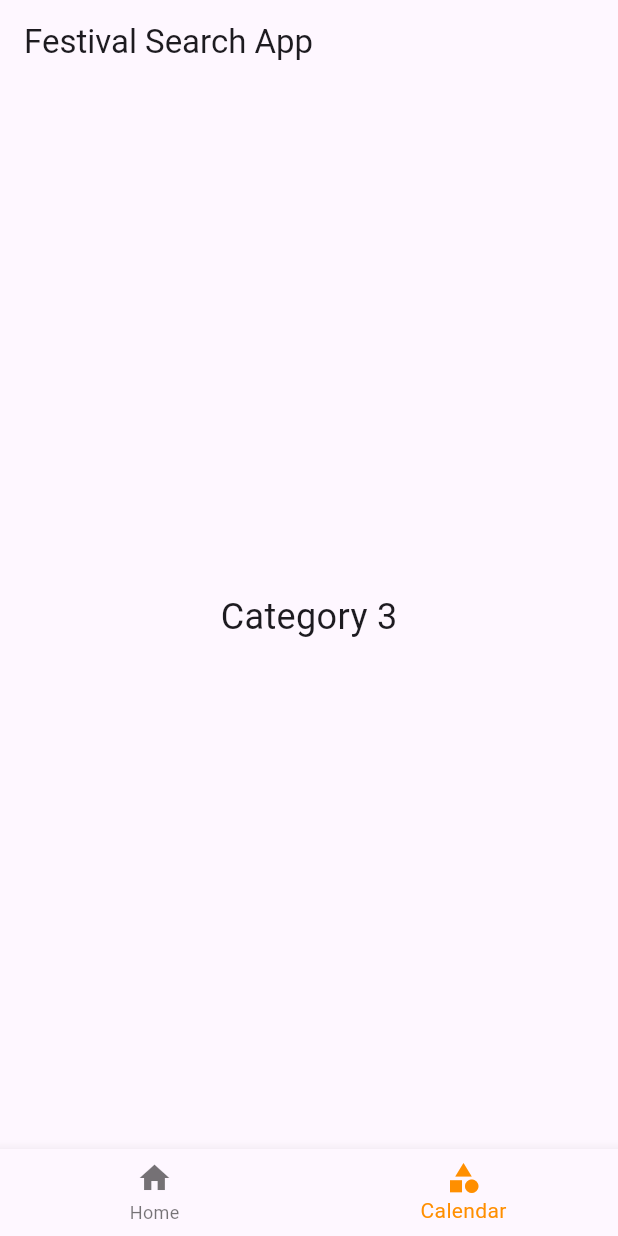
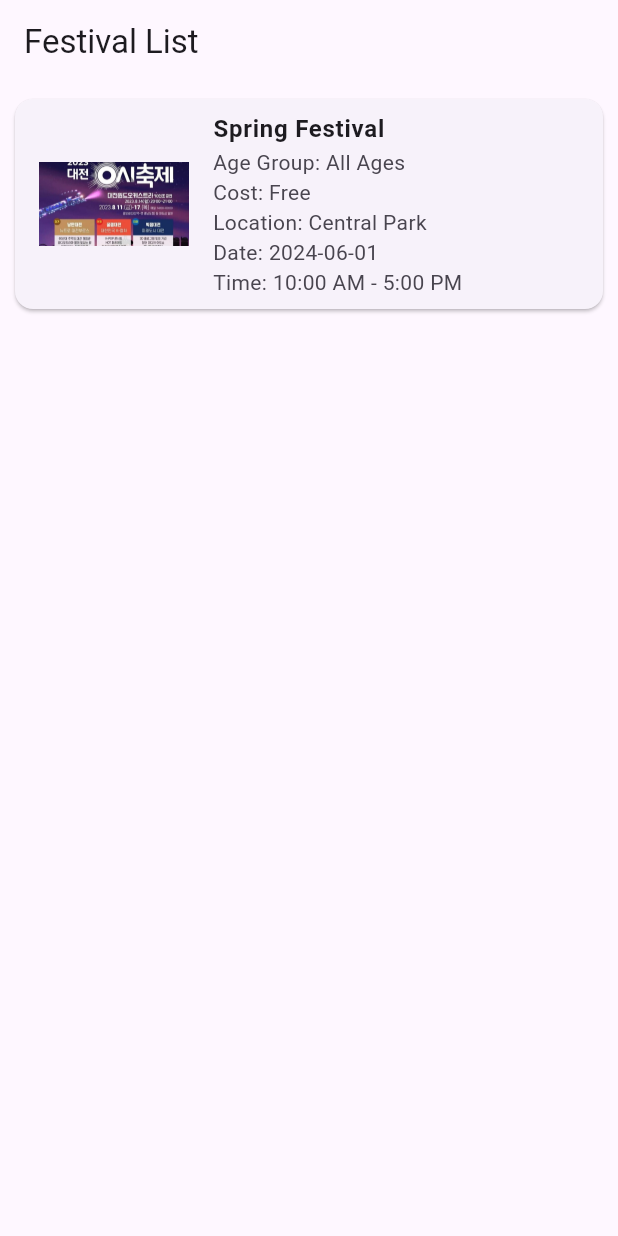
Before and after one commit to sangpil0104/Notice_Festival_App, a Flutter app: the screen it shows after launch, on a phone screen of 412 x 824 dp. Run offline on Flutter 3.47's test engine with Material 3 defaults, Android fonts, the phone set to English and light mode, and no system bars.

Commit message:
festivalList

```diff
--- /dev/null
+++ b/lib/FestivalListPage.dart
@@ -0,0 +1,78 @@
+import 'package:flutter/material.dart';
+
+class Festival {
+  final String title;
+  final String ageGroup;
+  final String cost;
+  final String location;
+  final String date;
+  final String time;
+  final String imagePath;
+
+  Festival({
+    required this.title,
+    required this.ageGroup,
+    required this.cost,
+    required this.location,
+    required this.date,
+    required this.time,
+    required this.imagePath,
+  });
+}
+
+class FestivalListPage extends StatelessWidget {
+  final List<Festival> festivals = [
+    Festival(
+      title: 'Spring Festival',
+      ageGroup: 'All Ages',
+      cost: 'Free',
+      location: 'Central Park',
+      date: '2024-06-01',
+      time: '10:00 AM - 5:00 PM',
+      imagePath: 'assets/대전 0시 축제.jpg',
+    ),
+    // 추가적인 축제 정보를 여기에 추가하세요.
+  ];
+
+  FestivalListPage({super.key});
+
+  @override
+  Widget build(BuildContext context) {
+    return Scaffold(
+      appBar: AppBar(
+        title: const Text('Festival List'),
+      ),
+      body: ListView.builder(
+        itemCount: festivals.length,
+        itemBuilder: (context, index) {
+          final festival = festivals[index];
+          return Card(
+            margin: const EdgeInsets.all(10),
+            child: ListTile(
+              leading: Image.asset(
+                festival.imagePath,
+                width: 100,
+                height: 100,
+                fit: BoxFit.cover,
+              ),
+              title: Text(festival.title, style: const TextStyle(fontWeight: FontWeight.bold)),
+              subtitle: Column(
+                crossAxisAlignment: CrossAxisAlignment.start,
+                children: [
+                  Text('Age Group: ${festival.ageGroup}'),
+                  Text('Cost: ${festival.cost}'),
+                  Text('Location: ${festival.location}'),
+                  Text('Date: ${festival.date}'),
+                  Text('Time: ${festival.time}'),
+                ],
+              ),
+              onTap: () {
+                // 축제 상세 페이지로 이동
+              },
+            ),
+          );
+        },
+      ),
+    );
+  }
+}
--- a/lib/MainPage.dart
+++ b/lib/MainPage.dart
@@ -9,7 +9,7 @@ class MainPage extends StatefulWidget {
 }
 
 class _MainPageState extends State<MainPage> {
-  int _selectedIndex = 1;
+  int _selectedIndex = 0;
 
   static final List<Widget> _widgetOptions = <Widget>[
     HomeScreen(),
--- a/lib/main.dart
+++ b/lib/main.dart
@@ -1,5 +1,6 @@
 import 'package:flutter/material.dart';
 import 'MainPage.dart';
+import 'FestivalListPage.dart';
 
 void main() {
   runApp(const MyApp());
@@ -13,7 +14,7 @@ class MyApp extends StatelessWidget {
     return MaterialApp(
       debugShowCheckedModeBanner: false,
       title: 'Flutter Demo',
-      home: MainPage(),
+      home: FestivalListPage(),
     );
   }
 }
--- a/pubspec.yaml
+++ b/pubspec.yaml
@@ -59,8 +59,8 @@ flutter:
   uses-material-design: true
 
   # To add assets to your application, add an assets section, like this:
-  # assets:
-  #   - images/a_dot_burr.jpeg
+  assets:
+    - assets/
   #   - images/a_dot_ham.jpeg
 
   # An image asset can refer to one or more resolution-specific "variants", see
```
Also changed, not shown: assets/대전 0시 축제.jpg (added), pubspec.lock.
